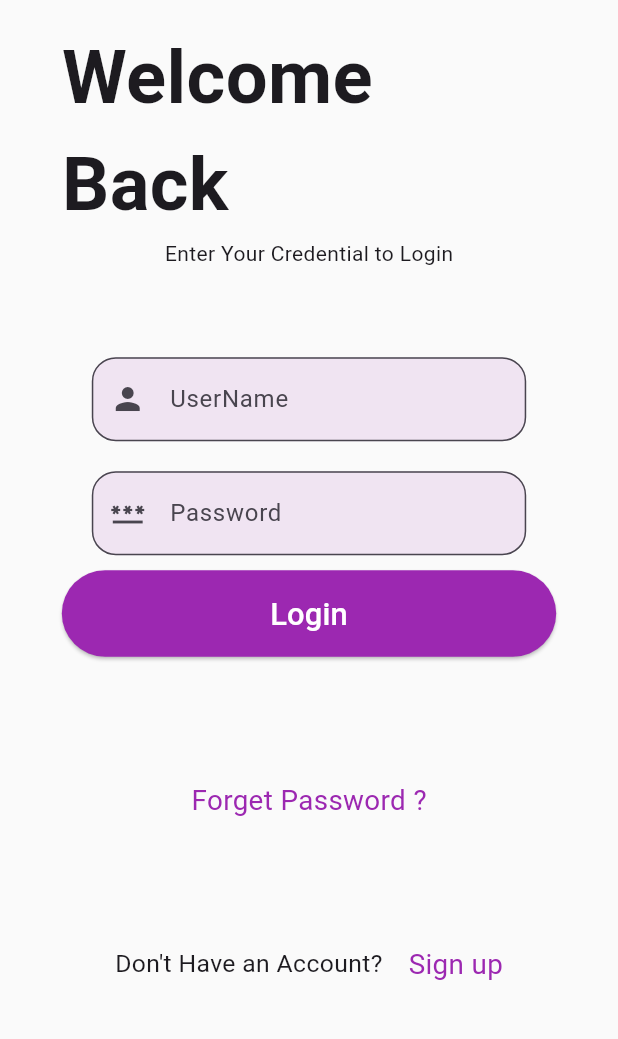
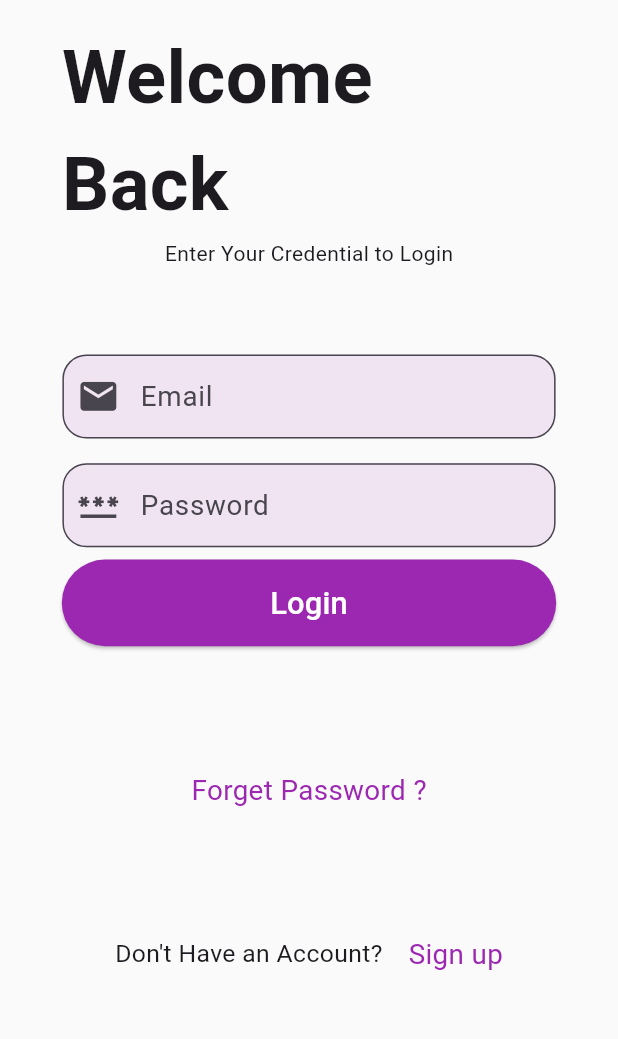
Before and after one commit to AhmedHelmy18/quiz-app, a Flutter app: the screen it shows after launch, after a tap on "Login", on a phone screen of 412 x 824 dp, the part 141-1180 px from its top. Run offline on Flutter 3.47's test engine with Material 3 defaults, Android fonts, the phone set to English and light mode, and no system bars; Roboto replaces fonts that are missing (pacifico).

Commit message:
update all pages

```diff
--- a/lib/component/customTextField.dart
+++ b/lib/component/customTextField.dart
@@ -2,11 +2,12 @@ import 'package:flutter/material.dart';
 import '../theme/theme.dart';
 
 class Customtextfield extends StatelessWidget {
-  Customtextfield(
-      {required this.IsPassword,
-      required this.image,
-      required this.text,
-      required this.controller});
+  Customtextfield({
+    required this.IsPassword,
+    required this.image,
+    required this.text,
+    required this.controller,
+  });
 
   String text;
   IconData image;
@@ -15,8 +16,12 @@ class Customtextfield extends StatelessWidget {
 
   @override
   Widget build(BuildContext context) {
+    final deviceWidth = MediaQuery.of(context).size.width;
+    final deviceHeight = MediaQuery.of(context).size.height;
+
     return Padding(
-      padding: const EdgeInsets.symmetric(horizontal: 20 , vertical: 10),
+      padding: EdgeInsets.symmetric(
+          vertical: deviceHeight * 0.01, horizontal: deviceWidth * 0.001),
       child: TextField(
         controller: controller,
         keyboardType: TextInputType.text,
@@ -30,8 +35,16 @@ class Customtextfield extends StatelessWidget {
           // Set your desired background color here
           filled: true,
           // This needs to be true to apply the background color,
-          prefixIcon: Icon(image),
-          label: Text(text),
+          prefixIcon: Icon(
+            image,
+            size: deviceWidth * 0.07,
+          ),
+          label: Text(
+            text,
+            style: TextStyle(
+              fontSize: deviceWidth * 0.045,
+            ),
+          ),
         ),
       ),
     );
--- a/lib/pages/login.dart
+++ b/lib/pages/login.dart
@@ -61,8 +61,8 @@ class _LoginState extends State<Login> {
                 SizedBox(height: deviceHeight * 0.03),
               Customtextfield(
                 IsPassword: false,
-                image: Icons.person,
-                text: 'UserName',
+                image: Icons.email,
+                text: 'Email',
                 controller: emailController,
               ),
               Customtextfield(
--- a/pubspec.yaml
+++ b/pubspec.yaml
@@ -77,7 +77,7 @@ flutter:
 fonts:
   - family: Pacifico
     fonts:
-      - asset: assets/fonts/Pacifico-Regular.ttf
+      - asset: assets/fonts/Pacifico/Pacifico-Regular.ttf
   #         - asset: fonts/Schyler-Italic.ttf
   #           style: italic
   #   - family: Trajan Pro
```
